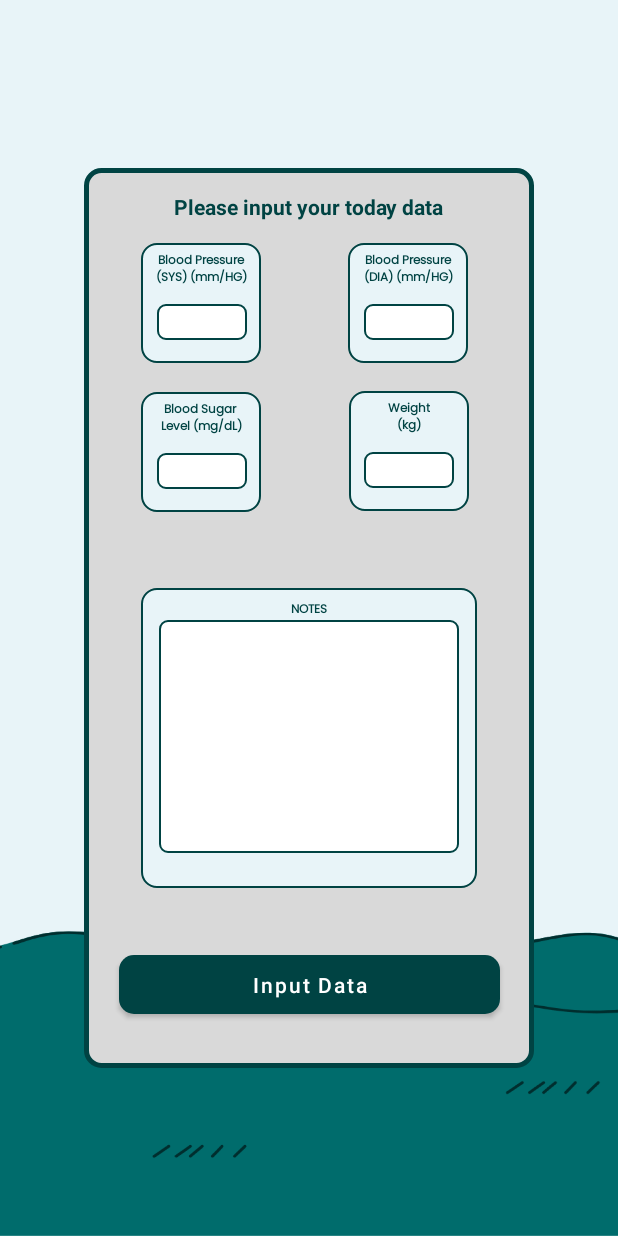
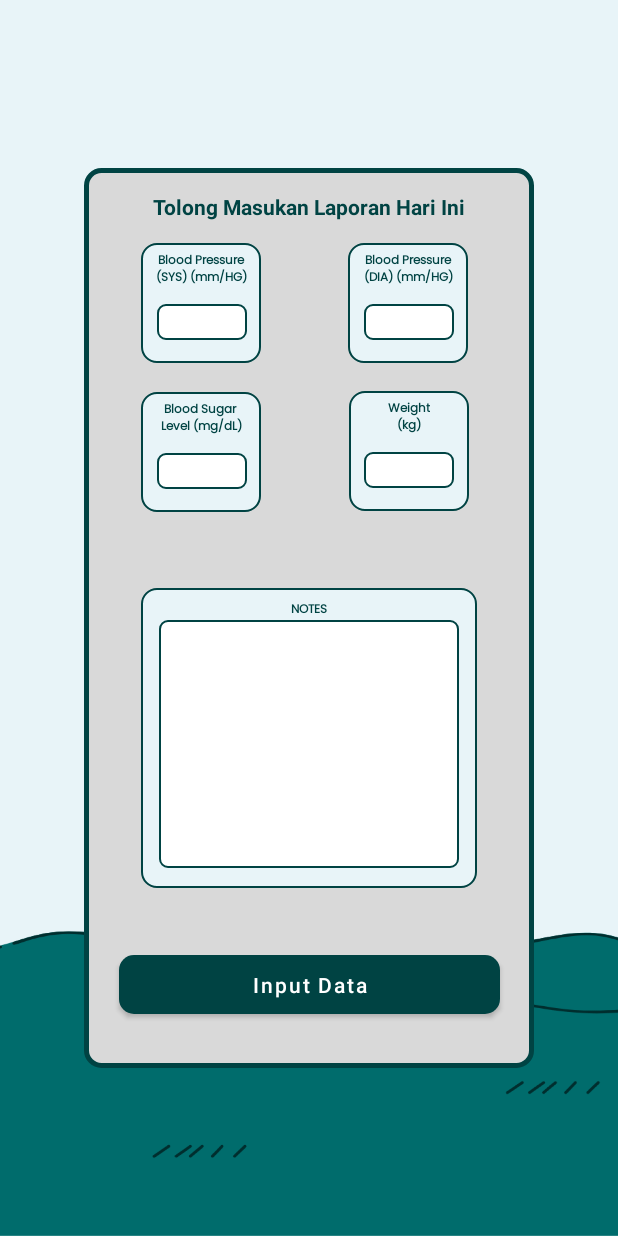
Before and after one commit to Diassdp/Health_Journal, an Android app: the screen it shows after launch once a user with an empty profile is signed in (JournalInputActivity), item 2 of the bottom bar chosen, on a phone screen of 412 x 824 dp. Run offline under Robolectric (Android 15) with nearby library versions, the phone set to English and light mode, and no system bars; our stand-ins replace Firebase (no records; nobody signed in at launch, a user with empty details on screens opened directly).

```diff
--- a/app/src/main/java/com/healthjournal/ui/dashboard/MainActivity.kt
+++ b/app/src/main/java/com/healthjournal/ui/dashboard/MainActivity.kt
@@ -231,6 +231,10 @@ class MainActivity : AppCompatActivity() {
                         val resultData = ResultData(journalID, bloodSugar, diastolicBP, systolicBP, BMI, date, task)
                         healthDataList.add(resultData)
                     }
+
+                    val dateFormat = SimpleDateFormat("dd/MM/yyyy", Locale.getDefault())
+                    healthDataList.sortByDescending { it.date.let { date -> dateFormat.parse(date) } }
+
                     mainAdapter.notifyDataSetChanged()
                 } else {
                     Log.d("error", task.exception?.message.toString())
--- a/app/src/main/java/com/healthjournal/ui/profile/ProfileActivity.kt
+++ b/app/src/main/java/com/healthjournal/ui/profile/ProfileActivity.kt
@@ -70,6 +70,8 @@ class ProfileActivity : AppCompatActivity() {
         userRef.get().addOnCompleteListener(this) {
             if (it.isSuccessful) {
                 binding.edtName.setText(it.result.child("name").value.toString())
+                binding.tvMyname.text = it.result.child("name").value.toString()
+                binding.tvMyemail.text = it.result.child("email").value.toString()
                 binding.edtDate.setText(it.result.child("date").value.toString())
                 binding.edtInputHeight.setText(it.result.child("height").value.toString())
                 binding.edtInputWeight.setText(it.result.child("weight").value.toString())
--- a/app/src/main/res/layout/activity_journal_input.xml
+++ b/app/src/main/res/layout/activity_journal_input.xml
@@ -23,7 +23,7 @@
             android:layout_width="wrap_content"
             android:layout_height="wrap_content"
             android:layout_marginTop="16dp"
-            android:text="Please input your today data"
+            android:text="Tolong Masukan Laporan Hari Ini"
             android:textStyle="bold"
             android:textColor="@color/Primary_Dark"
             app:layout_constraintEnd_toEndOf="parent"
@@ -65,6 +65,8 @@
                 android:inputType="number"
                 android:textColor="@color/black"
                 android:textSize="12sp"
+                android:maxLength="3"
+                android:textAlignment="center"
                 app:layout_constraintBottom_toBottomOf="parent"
                 app:layout_constraintEnd_toEndOf="@+id/tv_input_blood_pressure_SYS"
                 app:layout_constraintStart_toStartOf="@+id/tv_input_blood_pressure_SYS"
@@ -106,6 +108,8 @@
                 android:inputType="number"
                 android:textColor="@color/black"
                 android:textSize="12sp"
+                android:maxLength="2"
+                android:textAlignment="center"
                 app:layout_constraintBottom_toBottomOf="parent"
                 app:layout_constraintEnd_toEndOf="@+id/tv_input_blood_pressure_DIA"
                 app:layout_constraintStart_toStartOf="@+id/tv_input_blood_pressure_DIA"
@@ -147,6 +151,8 @@
                 android:inputType="number"
                 android:textColor="@color/black"
                 android:textSize="12sp"
+                android:maxLength="3"
+                android:textAlignment="center"
                 app:layout_constraintBottom_toBottomOf="parent"
                 app:layout_constraintEnd_toEndOf="@+id/tv_input_blood_sugar"
                 app:layout_constraintStart_toStartOf="@+id/tv_input_blood_sugar"
@@ -188,6 +194,8 @@
                 android:inputType="number"
                 android:textColor="@color/black"
                 android:textSize="12sp"
+                android:maxLength="3"
+                android:textAlignment="center"
                 app:layout_constraintBottom_toBottomOf="parent"
                 app:layout_constraintEnd_toEndOf="@+id/tv_input_weight"
                 app:layout_constraintStart_toStartOf="@+id/tv_input_weight"
@@ -219,6 +227,7 @@
                 android:layout_height="20dp"
                 android:background="@color/white"
                 android:visibility="gone"
+                android:maxLength="3"
                 app:layout_constraintBottom_toBottomOf="parent"
                 app:layout_constraintEnd_toEndOf="parent"
                 app:layout_constraintStart_toStartOf="parent" />
@@ -253,13 +262,15 @@
             <EditText
                 android:id="@+id/edt_input_note"
                 android:layout_width="200dp"
-                android:layout_height="155dp"
+                android:layout_height="165dp"
+                android:padding="10dp"
                 android:background="@drawable/bg_input_box"
                 android:gravity="start|top"
                 android:imeOptions="actionDone"
                 android:inputType="textMultiLine|textCapSentences"
                 android:maxLines="10"
                 android:minLines="4"
+                android:textSize="11sp"
                 android:overScrollMode="always"
                 android:scrollbars="vertical"
                 app:layout_constraintEnd_toEndOf="parent"
--- a/app/src/main/res/layout/activity_users_input.xml
+++ b/app/src/main/res/layout/activity_users_input.xml
@@ -122,6 +122,7 @@
                     android:background="@drawable/bg_input_box"
                     android:textColor="@color/black"
                     android:textAlignment="center"
+                    android:maxLength="3"
                     app:layout_constraintBottom_toBottomOf="parent"
                     app:layout_constraintEnd_toEndOf="parent"
                     app:layout_constraintStart_toStartOf="parent"
@@ -164,6 +165,7 @@
                     android:background="@drawable/bg_input_box"
                     android:textColor="@color/black"
                     android:textAlignment="center"
+                    android:maxLength="3"
                     app:layout_constraintBottom_toBottomOf="parent"
                     app:layout_constraintEnd_toEndOf="parent"
                     app:layout_constraintStart_toStartOf="parent"
```
Also changed, not shown: app/src/main/java/com/healthjournal/ui/login/LoginActivity.kt (+29 -2 lines).
